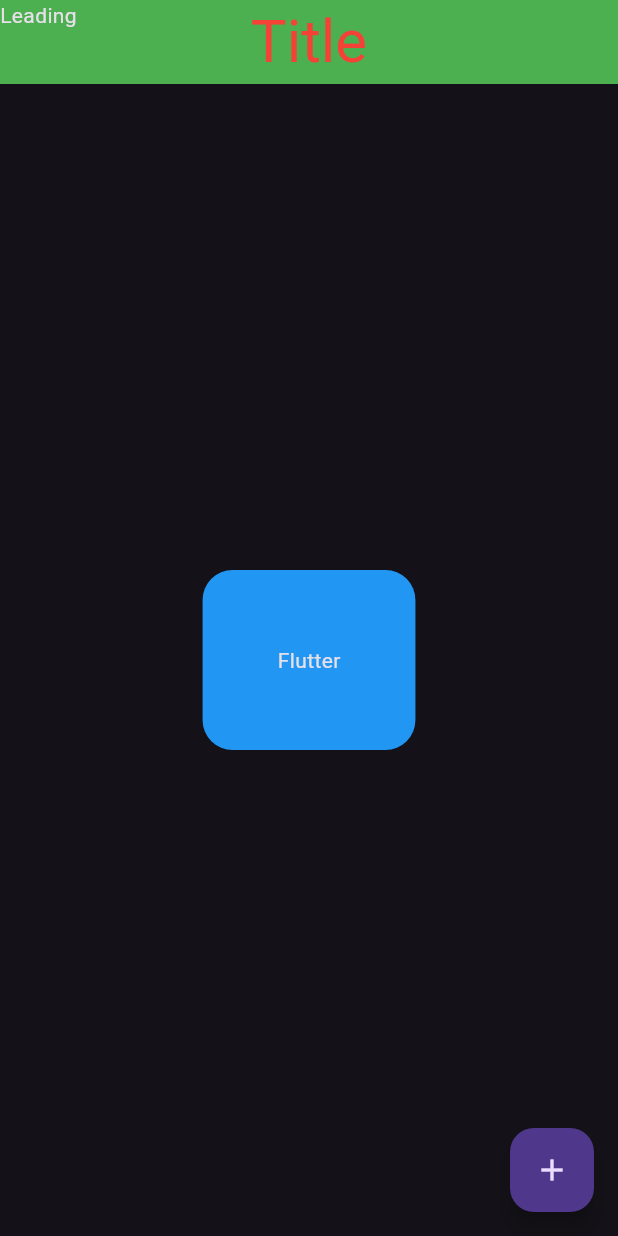
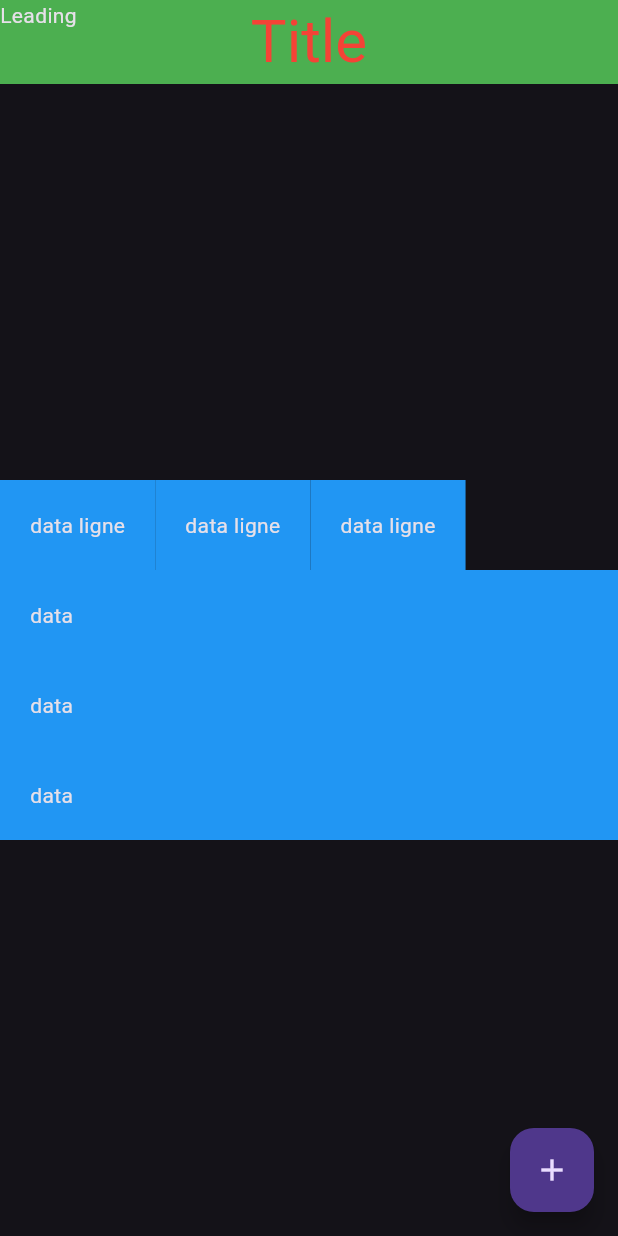
Before and after one commit to EvilKroma/Dayliho-App, a Flutter app: the screen it shows after launch, on a phone screen of 412 x 824 dp. Run offline on Flutter 3.47's test engine with Material 3 defaults, Android fonts, the phone set to English and light mode, and no system bars.

Commit message:
Row / column

```diff
--- a/lib/main.dart
+++ b/lib/main.dart
@@ -21,15 +21,15 @@ class Principale extends StatelessWidget {
         backgroundColor: Colors.green,
         centerTitle: true,
       ),
-      body: Center(
-        child: Container(
-            decoration: BoxDecoration(
-              color: Colors.blue,
-              borderRadius: BorderRadius.circular(20),
-            ),
-            padding: EdgeInsets.all(50),
-            child: Text('Flutter')),
-      ),
+      body: Column(
+          mainAxisAlignment: MainAxisAlignment.center,
+          crossAxisAlignment: CrossAxisAlignment.start,
+          children: [
+            Row(children: [
+              for (int i = 0; i < 3; i++) DataColumn(),
+            ]),
+            for (int i = 0; i < 3; i++) DataRow(),
+          ]),
       floatingActionButton: FloatingActionButton(
         onPressed: () => print('FloatingActionButton cliqué'),
         child: Icon(Icons.add),
@@ -37,3 +37,30 @@ class Principale extends StatelessWidget {
     );
   }
 }
+
+class DataRow extends StatelessWidget {
+  const DataRow({super.key});
+
+  @override
+  Widget build(BuildContext context) {
+    return Container(
+      color: Colors.blue,
+      padding: EdgeInsets.all(20),
+      width: 450,
+      child: Text('data'),
+    );
+  }
+}
+
+class DataColumn extends StatelessWidget {
+  const DataColumn({super.key});
+
+  @override
+  Widget build(BuildContext context) {
+    return Container(
+      color: Colors.blue,
+      padding: EdgeInsets.all(20),
+      child: Text('data ligne'),
+    );
+  }
+}
```
